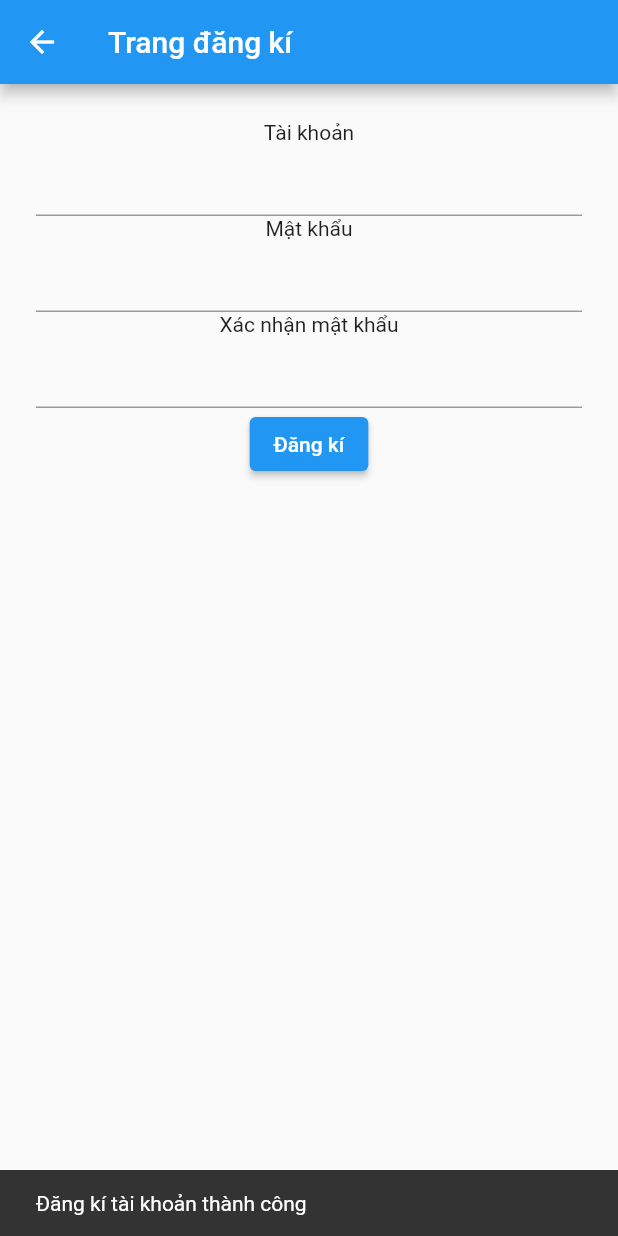
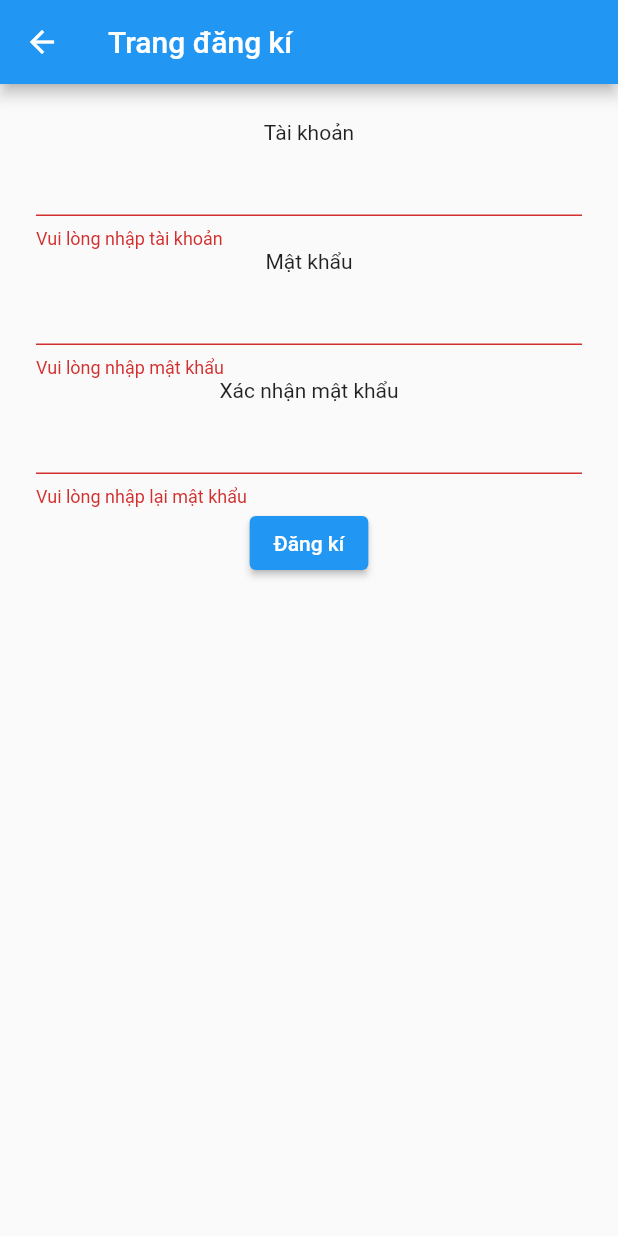
Before and after one commit to kiet-kun/flutter_application_login_sqlite, a Flutter app: the SignUpPage screen opened directly, after a tap on "Đăng kí", on a phone screen of 412 x 824 dp. Run offline on Flutter 3.47's test engine with Material 2 defaults, Android fonts, the phone set to English and light mode, and no system bars; our stand-ins replace sqflite_common_ffi; accounts and stored records are empty.

```diff
--- a/lib/pages/sign_up_page.dart
+++ b/lib/pages/sign_up_page.dart
@@ -19,10 +19,25 @@ class _SignUpPageState extends State<SignUpPage> {
   final TextEditingController _confirm_passwordController =
       TextEditingController();
   SqlDb sqlDb = SqlDb();
+  late GlobalKey<FormState> _formKey;
+
+  @override
+  void initState() {
+    super.initState();
+    _formKey = GlobalKey<FormState>();
+  }
 
   @override
   Widget build(BuildContext context) {
     void _sign_up() async {
+      if (_passwordController.text != _confirm_passwordController.text) {
+        const snackBar = SnackBar(
+          content: Text('Nhập lại mật khẩu sai'),
+        );
+
+        ScaffoldMessenger.of(context).showSnackBar(snackBar);
+        return;
+      }
       setState(() {
         isLoading = true;
       });
@@ -50,21 +65,42 @@ class _SignUpPageState extends State<SignUpPage> {
 
     return Scaffold(
       appBar: AppBar(title: Text('Trang đăng kí')),
-      body: Padding(
+      body: SingleChildScrollView(
+        child: Padding(
           padding: const EdgeInsets.all(24.0),
+          child: Form(
+            key: _formKey,
             child: Column(
               children: [
                 Text('Tài khoản'),
                 TextFormField(
                   controller: _userNameController,
+                  validator: (value) {
+                    if (value!.isEmpty) {
+                      return "Vui lòng nhập tài khoản";
+                    }
+                    return null;
+                  },
                 ),
                 Text('Mật khẩu'),
                 TextFormField(
                   controller: _passwordController,
+                  validator: (value) {
+                    if (value!.isEmpty) {
+                      return "Vui lòng nhập mật khẩu";
+                    }
+                    return null;
+                  },
                 ),
                 Text('Xác nhận mật khẩu'),
                 TextFormField(
                   controller: _confirm_passwordController,
+                  validator: (value) {
+                    if (value!.isEmpty) {
+                      return "Vui lòng nhập lại mật khẩu";
+                    }
+                    return null;
+                  },
                 ),
                 isLoading
                     ? Center(
@@ -72,12 +108,16 @@ class _SignUpPageState extends State<SignUpPage> {
                       )
                     : ElevatedButton(
                         onPressed: () {
+                          if (_formKey.currentState!.validate()) {
                             _sign_up();
+                          }
                         },
                         child: Text('Đăng kí'))
               ],
             ),
           ),
+        ),
+      ),
     );
   }
 }
```
Also changed, not shown: lib/pages/login_page.dart (+19 -0 lines). Lines whose indentation alone changed are shown as unchanged.
